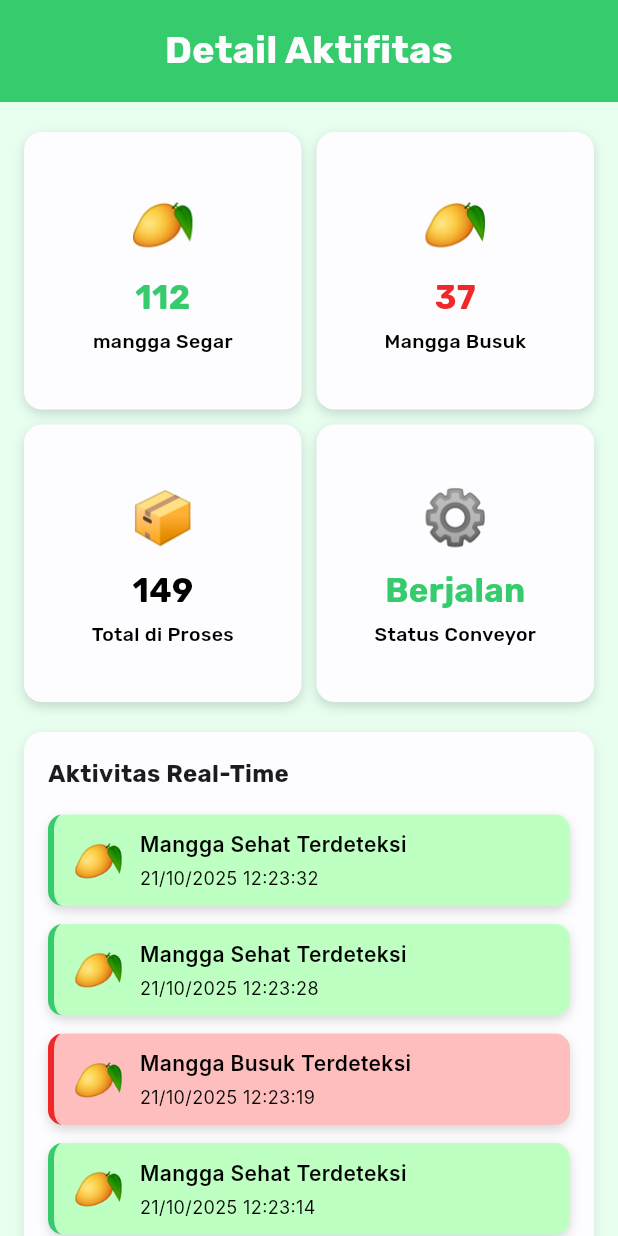
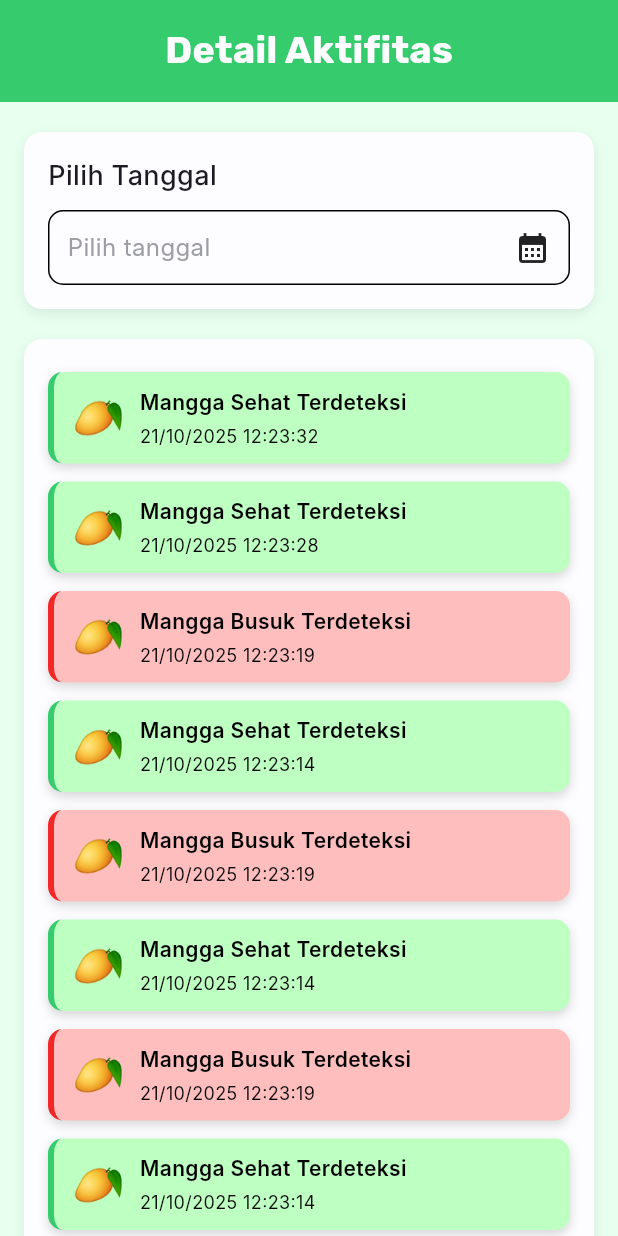
Before and after one commit to Donnz9/Mango-Sort, a Flutter app: the DetailAktifitasPage screen opened directly with empty values, on a phone screen of 412 x 824 dp. Run offline on Flutter 3.47's test engine with Material 3 defaults, Android fonts, the phone set to English and light mode, and no system bars; Roboto replaces fonts that are missing (Inter).

Commit message:
frontend detail aktifitas

```diff
--- a/lib/pages/detail_aktifitas.dart
+++ b/lib/pages/detail_aktifitas.dart
@@ -1,9 +1,8 @@
 import 'package:flutter/material.dart';
 import 'package:mango_sort/theme/colors.dart';
 import 'package:mango_sort/widgets/activity_card.dart';
-import 'package:mango_sort/widgets/stat_card.dart';
 
-class DetailAktifitasPage extends StatelessWidget {
+class DetailAktifitasPage extends StatefulWidget {
   final void Function(int index) onNavigate;
   final int currentIndex;
 
@@ -12,6 +11,13 @@ class DetailAktifitasPage extends StatelessWidget {
     required this.onNavigate,
     required this.currentIndex,
   });
+
+  @override
+  State<DetailAktifitasPage> createState() => _DetailAktifitasPageState();
+}
+
+class _DetailAktifitasPageState extends State<DetailAktifitasPage> {
+  final TextEditingController tanggalController = TextEditingController();
 
   @override
   Widget build(BuildContext context) {
@@ -35,12 +41,10 @@ class DetailAktifitasPage extends StatelessWidget {
                       fontWeight: FontWeight.bold,
                       fontSize: 25,
                     ),
-                    textAlign: TextAlign.center,
                   ),
                 ),
               ),
 
-              // Bagian isi dengan padding
               Padding(
                 padding: const EdgeInsets.symmetric(horizontal: 16),
                 child: Column(
@@ -48,51 +52,7 @@ class DetailAktifitasPage extends StatelessWidget {
                   children: [
                     const SizedBox(height: 20),
 
-                    // STATISTIC CARDS
-                    GridView.count(
-                      crossAxisCount: 2,
-                      shrinkWrap: true,
-                      crossAxisSpacing: 10,
-                      mainAxisSpacing: 10,
-                      physics: const NeverScrollableScrollPhysics(),
-                      children: const [
-                        StatCard(
-                          icon: "🥭",
-                          title: "mangga Segar",
-                          value: "112",
-                          color: AppColors.putih,
-                          textColor: AppColors.hijau,
-                        ),
-
-                        StatCard(
-                          icon: '🥭',
-                          title: 'Mangga Busuk',
-                          value: '37',
-                          color: AppColors.putih,
-                          textColor: AppColors.merah,
-                        ),
-
-                        StatCard(
-                          icon: '📦',
-                          title: 'Total di Proses',
-                          value: '149',
-                          color: AppColors.putih,
-                          textColor: AppColors.hitam,
-                        ),
-
-                        StatCard(
-                          icon: '⚙️',
-                          title: 'Status Conveyor',
-                          value: 'Berjalan',
-                          color: AppColors.putih,
-                          textColor: AppColors.hijau,
-                        ),
-                      ],
-                    ),
-
-                    const SizedBox(height: 20),
-
-                    // REAL-TIME ACTIVITY WRAPPED IN CONTAINER
+                    // DATE PICKER CONTAINER
                     Container(
                       padding: const EdgeInsets.all(16),
                       decoration: BoxDecoration(
@@ -100,7 +60,7 @@ class DetailAktifitasPage extends StatelessWidget {
                         borderRadius: BorderRadius.circular(12),
                         boxShadow: [
                           BoxShadow(
-                            color: AppColors.hitam.withOpacity(0.1),
+                            color: AppColors.hitam.withOpacity(0.08),
                             blurRadius: 6,
                             offset: const Offset(0, 3),
                           ),
@@ -110,15 +70,74 @@ class DetailAktifitasPage extends StatelessWidget {
                         crossAxisAlignment: CrossAxisAlignment.start,
                         children: [
                           const Text(
-                            "Aktivitas Real-Time",
+                            "Pilih Tanggal",
                             style: TextStyle(
-                              fontFamily: 'Rubik',
-                              fontWeight: FontWeight.bold,
-                              fontSize: 16,
+                              fontFamily: 'Inter',
+                              fontSize: 18,
+                              fontWeight: FontWeight.w500,
                             ),
                           ),
                           const SizedBox(height: 10),
 
+                          GestureDetector(
+                            onTap: () {
+                              selectDate(
+                                context: context,
+                                controller: tanggalController,
+                                refreshUI: () => setState(() {}),
+                              );
+                            },
+                            child: Container(
+                              padding: const EdgeInsets.all(12),
+                              decoration: BoxDecoration(
+                                border: Border.all(color: AppColors.hitam),
+                                borderRadius: BorderRadius.circular(10),
+                              ),
+                              child: Row(
+                                mainAxisAlignment:
+                                    MainAxisAlignment.spaceBetween,
+                                children: [
+                                  Text(
+                                    tanggalController.text.isEmpty
+                                        ? "Pilih tanggal"
+                                        : tanggalController.text,
+                                    style: TextStyle(
+                                      fontFamily: 'Inter',
+                                      fontSize: 16,
+                                      color:
+                                          tanggalController.text.isEmpty
+                                              ? AppColors.abuabumuda
+                                              : AppColors.hitam,
+                                    ),
+                                  ),
+                                  const Icon(Icons.calendar_month, size: 24),
+                                ],
+                              ),
+                            ),
+                          ),
+                        ],
+                      ),
+                    ),
+
+                    const SizedBox(height: 20),
+
+                    // REAL-TIME ACTIVITY LIST
+                    Container(
+                      padding: const EdgeInsets.all(16),
+                      decoration: BoxDecoration(
+                        color: AppColors.putih,
+                        borderRadius: BorderRadius.circular(12),
+                        boxShadow: [
+                          BoxShadow(
+                            color: AppColors.hitam.withOpacity(0.08),
+                            blurRadius: 6,
+                            offset: const Offset(0, 3),
+                          ),
+                        ],
+                      ),
+                      child: Column(
+                        crossAxisAlignment: CrossAxisAlignment.start,
+                        children: const [
                           ActivityCard(
                             emoji: '🥭',
                             title: 'Mangga Sehat Terdeteksi',
@@ -130,6 +149,34 @@ class DetailAktifitasPage extends StatelessWidget {
                             emoji: '🥭',
                             title: 'Mangga Sehat Terdeteksi',
                             time: '21/10/2025 12:23:28',
+                            color: AppColors.hijaumuda,
+                            borderColor: AppColors.hijau,
+                          ),
+                          ActivityCard(
+                            emoji: '🥭',
+                            title: 'Mangga Busuk Terdeteksi',
+                            time: '21/10/2025 12:23:19',
+                            color: AppColors.merahmuda,
+                            borderColor: AppColors.merah,
+                          ),
+                          ActivityCard(
+                            emoji: '🥭',
+                            title: 'Mangga Sehat Terdeteksi',
+                            time: '21/10/2025 12:23:14',
+                            color: AppColors.hijaumuda,
+                            borderColor: AppColors.hijau,
+                          ),
+                          ActivityCard(
+                            emoji: '🥭',
+                            title: 'Mangga Busuk Terdeteksi',
+                            time: '21/10/2025 12:23:19',
+                            color: AppColors.merahmuda,
+                            borderColor: AppColors.merah,
+                          ),
+                          ActivityCard(
+                            emoji: '🥭',
+                            title: 'Mangga Sehat Terdeteksi',
+                            time: '21/10/2025 12:23:14',
                             color: AppColors.hijaumuda,
                             borderColor: AppColors.hijau,
                           ),
--- a/lib/widgets/activity_card.dart
+++ b/lib/widgets/activity_card.dart
@@ -70,3 +70,40 @@ class ActivityCard extends StatelessWidget {
     );
   }
 }
+
+Future<void> selectDate({
+  required BuildContext context,
+  required TextEditingController controller,
+  required Function() refreshUI,
+}) async {
+  DateTime now = DateTime.now();
+  DateTime? picked = await showDatePicker(
+    context: context,
+    initialDate: now,
+    firstDate: DateTime(2020),
+    lastDate: DateTime(2100),
+    builder: (context, child) {
+      return Theme(
+        data: Theme.of(context).copyWith(
+          colorScheme: const ColorScheme.light(
+            primary: AppColors.hijau,
+            onPrimary: Colors.white,
+            onSurface: AppColors.hitam,
+          ),
+          textButtonTheme: TextButtonThemeData(
+            style: TextButton.styleFrom(
+              foregroundColor: AppColors.hijau, // Warna tombol CANCEL / OK
+            ),
+          ),
+        ),
+        child: child!,
+      );
+    },
+  );
+
+  if (picked != null) {
+    controller.text =
+        "${picked.day.toString().padLeft(2, '0')}/${picked.month.toString().padLeft(2, '0')}/${picked.year}";
+    refreshUI();
+  }
+}
```
